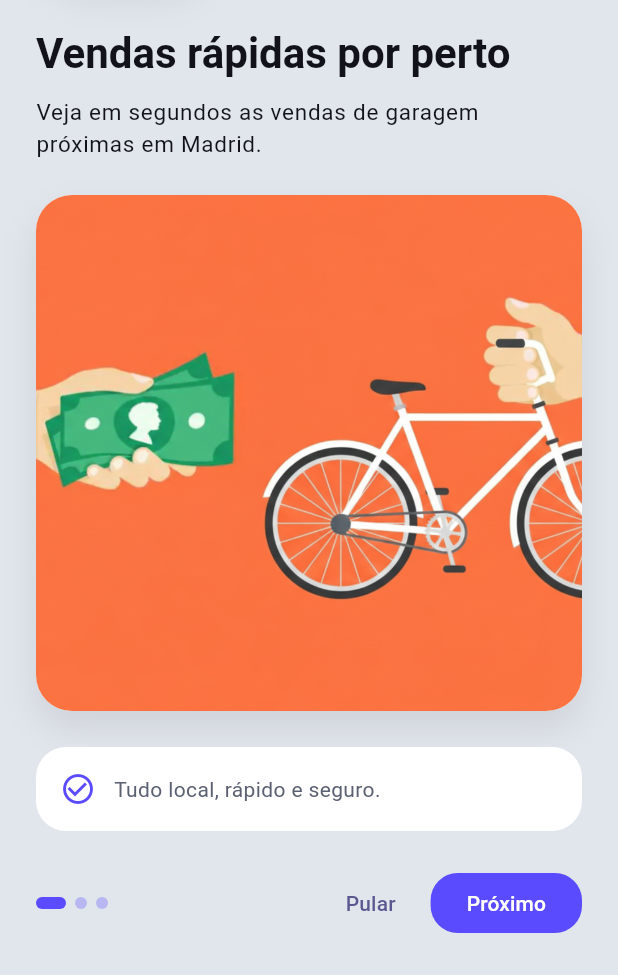
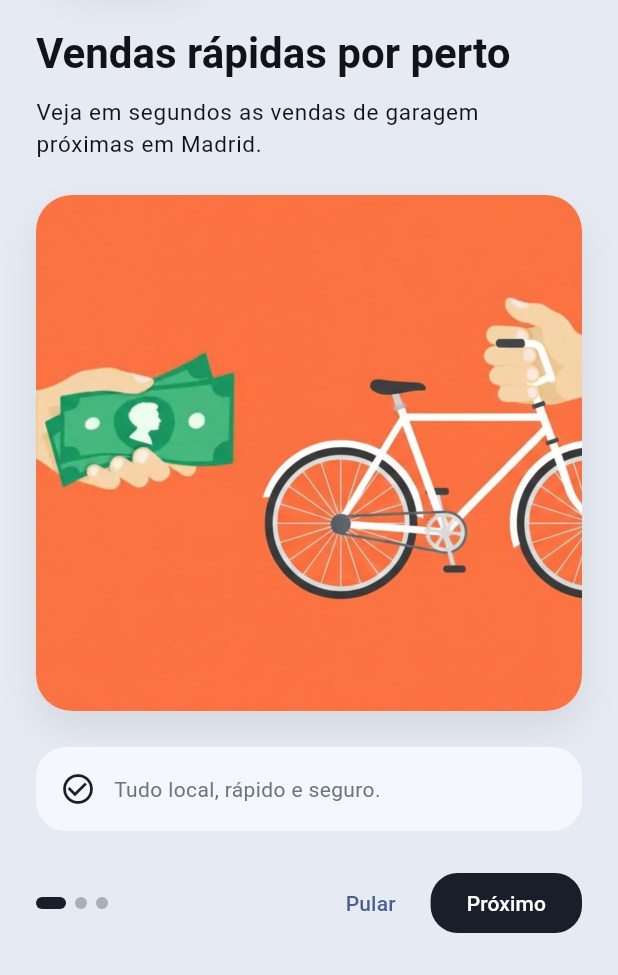
Before and after one commit to Mauricio-HNS/ClinicFlow-AI, a Flutter app: the screen it shows after launch, on a phone screen of 412 x 824 dp, the part 261-1236 px from its top. Run offline on Flutter 3.47's test engine with Material 3 defaults, Android fonts, the phone set to English and light mode, and no system bars; our stand-ins replace image_picker.

Commit message:
style: align UI palette to HDR glass

```diff
--- a/lib/app.dart
+++ b/lib/app.dart
@@ -45,13 +45,14 @@ class GarageSaleApp extends StatelessWidget {
             backgroundColor: AppColors.primary,
             foregroundColor: Colors.white,
             shape: RoundedRectangleBorder(borderRadius: BorderRadius.circular(18)),
+            elevation: 0,
           ),
         ),
         outlinedButtonTheme: OutlinedButtonThemeData(
           style: OutlinedButton.styleFrom(
             foregroundColor: AppColors.textPrimary,
             shape: RoundedRectangleBorder(borderRadius: BorderRadius.circular(18)),
-            side: BorderSide(color: Colors.white.withValues(alpha: 0.35)),
+            side: BorderSide(color: AppColors.textPrimary.withValues(alpha: 0.12)),
           ),
         ),
       ),
--- a/lib/theme/app_colors.dart
+++ b/lib/theme/app_colors.dart
@@ -1,20 +1,20 @@
 import 'package:flutter/material.dart';
 
 class AppColors {
-  static const primary = Color(0xFF5A4BFF);
-  static const canvas = Color(0xFFE1E5EC);
-  static const surface = Color(0xFFFFFFFF);
-  static const highlight = Color(0xFFF6F7FB);
-  static const textPrimary = Color(0xFF12131A);
-  static const textMuted = Color(0xFF5B6172);
+  static const primary = Color(0xFF1A1E2A); // deep graphite
+  static const canvas = Color(0xFFE6EBF3);  // cool silver
+  static const surface = Color(0xFFF4F7FC); // soft glass base
+  static const highlight = Color(0xFFF0F4FA);
+  static const textPrimary = Color(0xFF111318);
+  static const textMuted = Color(0xFF6B7280);
 
-  static const furniture = Color(0xFFFF4D6D);
-  static const clothing = Color(0xFFFF9F1C);
-  static const electronics = Color(0xFF00D2FF);
-  static const kitchen = Color(0xFF4CC9F0);
-  static const misc = Color(0xFF9B5DE5);
+  static const furniture = Color(0xFFFF7A7A);
+  static const clothing = Color(0xFFFF9F6A);
+  static const electronics = Color(0xFF69D2FF);
+  static const kitchen = Color(0xFF9CC7FF);
+  static const misc = Color(0xFFC3B4FF);
 
-  static const price = Color(0xFFFF5C8A);
-  static const distance = Color(0xFF2CD4B1);
-  static const accent = Color(0xFFFFD166);
+  static const price = Color(0xFFFF8B5C);
+  static const distance = Color(0xFF69B9FF);
+  static const accent = Color(0xFFFFB86B);
 }
```
